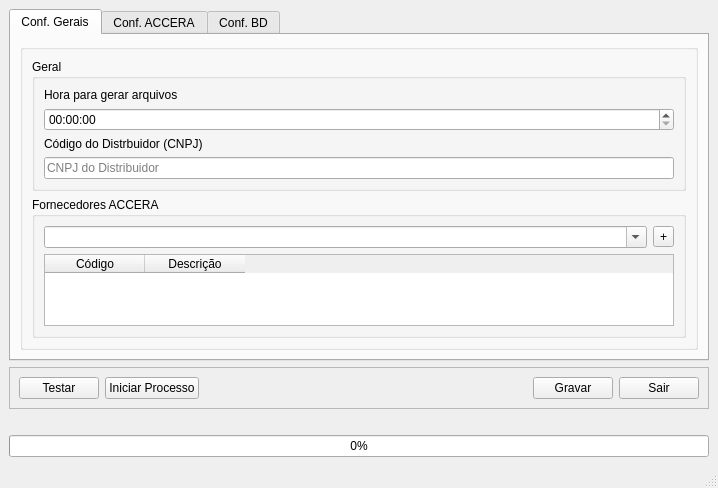
Before: the Qt Designer form ui/ui_principal.ui in ronaldsantos63/IntegradorACCERA, drawn with Qt 5.
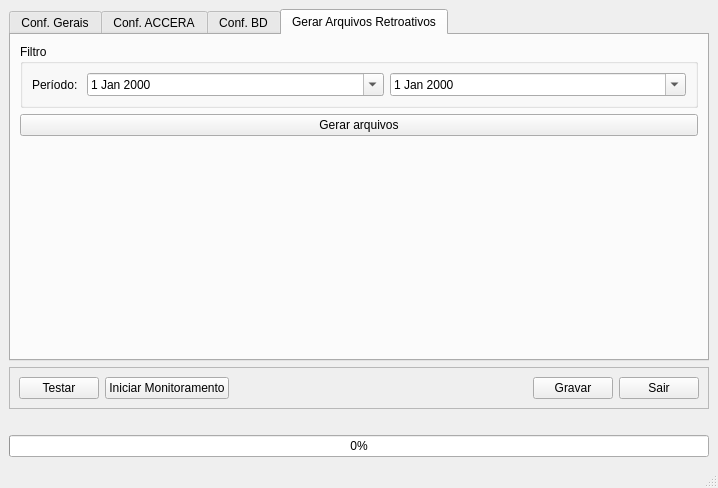
After: the same form once the commit is applied. The open tabs and pages were chosen to show the change.

```diff
--- a/ui/ui_principal.ui
+++ b/ui/ui_principal.ui
@@ -579,6 +579,69 @@
         </item>
        </layout>
       </widget>
+      <widget class="QWidget" name="tab_gera_">
+       <attribute name="title">
+        <string>Gerar Arquivos Retroativos</string>
+       </attribute>
+       <layout class="QVBoxLayout" name="verticalLayout_9">
+        <item>
+         <widget class="QGroupBox" name="grp_filtro_arq_retroativo">
+          <property name="title">
+           <string>Filtro</string>
+          </property>
+          <layout class="QGridLayout" name="gridLayout_7">
+           <item row="0" column="2">
+            <widget class="QDateEdit" name="dtFinal">
+             <property name="calendarPopup">
+              <bool>true</bool>
+             </property>
+            </widget>
+           </item>
+           <item row="0" column="1">
+            <widget class="QDateEdit" name="dtInicial">
+             <property name="calendarPopup">
+              <bool>true</bool>
+             </property>
+            </widget>
+           </item>
+           <item row="0" column="0">
+            <widget class="QLabel" name="label_9">
+             <property name="sizePolicy">
+              <sizepolicy hsizetype="Fixed" vsizetype="Preferred">
+               <horstretch>0</horstretch>
+               <verstretch>0</verstretch>
+              </sizepolicy>
+             </property>
+             <property name="text">
+              <string>Período: </string>
+             </property>
+            </widget>
+           </item>
+          </layout>
+         </widget>
+        </item>
+        <item>
+         <widget class="QPushButton" name="bt_gerar_arq_retroativo">
+          <property name="text">
+           <string>Gerar arquivos</string>
+          </property>
+         </widget>
+        </item>
+        <item>
+         <spacer name="verticalSpacer">
+          <property name="orientation">
+           <enum>Qt::Vertical</enum>
+          </property>
+          <property name="sizeHint" stdset="0">
+           <size>
+            <width>20</width>
+            <height>40</height>
+           </size>
+          </property>
+         </spacer>
+        </item>
+       </layout>
+      </widget>
      </widget>
     </item>
     <item>
@@ -624,7 +687,7 @@
           <string>Iniciar processo de monitoramento</string>
          </property>
          <property name="text">
-          <string>Iniciar Processo</string>
+          <string>Iniciar Monitoramento</string>
          </property>
         </widget>
        </item>
```
Left out of the diff: 10 changed lines with no effect on the pictures.
